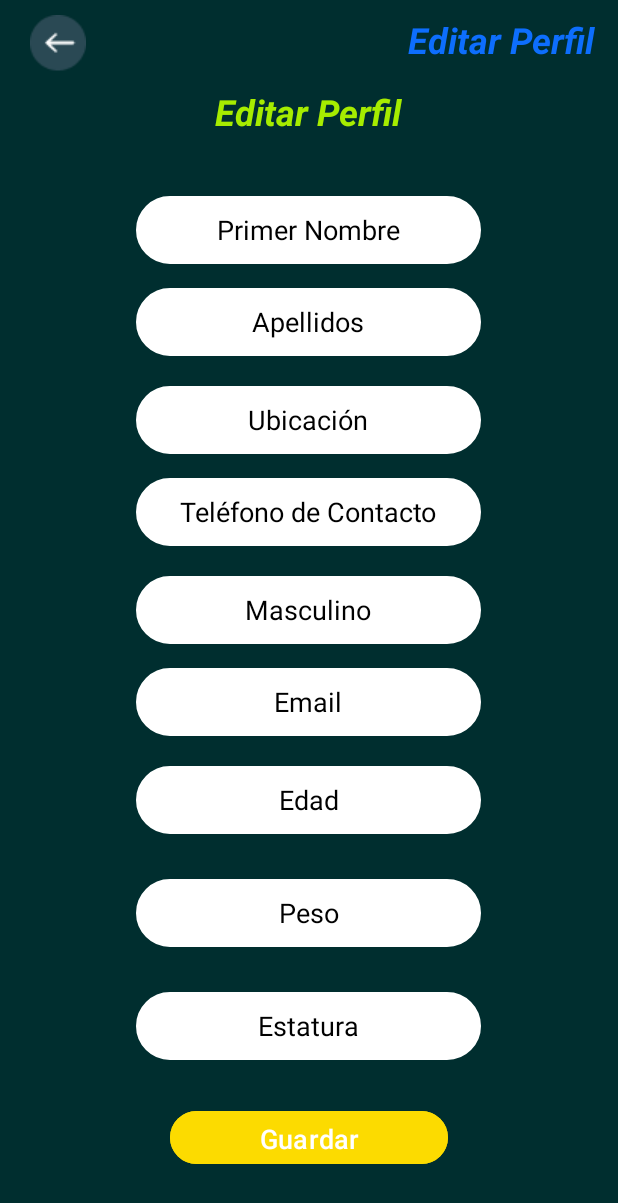
After one commit to JohhanPC/rehapp_front, an Android app: the EditarPerfilPacienteActivity screen opened directly, with no data from a screen before it, on a phone screen of 412 x 824 dp. The commit adds this screen. Shown: the top 1203 px of the screen. Run offline under Robolectric (Android 15) with nearby library versions, the phone set to English and light mode, and no system bars.

Commit message:
creacion xml edit fisio-paciente

```diff
--- /dev/null
+++ b/app/src/main/java/com/example/rehapp_20/EditarPerfilPacienteActivity.kt
@@ -0,0 +1,20 @@
+package com.example.rehapp_20
+
+import android.os.Bundle
+import androidx.activity.enableEdgeToEdge
+import androidx.appcompat.app.AppCompatActivity
+import androidx.core.view.ViewCompat
+import androidx.core.view.WindowInsetsCompat
+
+class EditarPerfilPacienteActivity : AppCompatActivity() {
+    override fun onCreate(savedInstanceState: Bundle?) {
+        super.onCreate(savedInstanceState)
+        enableEdgeToEdge()
+        setContentView(R.layout.activity_editar_perfil_paciente)
+        ViewCompat.setOnApplyWindowInsetsListener(findViewById(R.id.main)) { v, insets ->
+            val systemBars = insets.getInsets(WindowInsetsCompat.Type.systemBars())
+            v.setPadding(systemBars.left, systemBars.top, systemBars.right, systemBars.bottom)
+            insets
+        }
+    }
+}
--- /dev/null
+++ b/app/src/main/res/drawable/borde_text_editar_perfil.xml
@@ -0,0 +1,13 @@
+<?xml version="1.0" encoding="utf-8"?>
+
+<shape xmlns:android="http://schemas.android.com/apk/res/android"
+    xmlns:tools="http://schemas.android.com/tools"
+    android:shape="rectangle"
+    tools:ignore="ExtraText">
+    <corners android:radius="40dp" />
+    <solid android:color="@color/white" />
+    <stroke
+        android:width="5dp"
+        android:color="@color/white" />
+
+</shape>
--- /dev/null
+++ b/app/src/main/res/layout/activity_editar_perfil_paciente.xml
@@ -0,0 +1,205 @@
+<LinearLayout
+    xmlns:android="http://schemas.android.com/apk/res/android"
+    xmlns:app="http://schemas.android.com/apk/res-auto"
+    xmlns:tools="http://schemas.android.com/tools"
+    android:id="@+id/main"
+    android:layout_width="match_parent"
+    android:layout_height="match_parent"
+    android:orientation="vertical"
+    android:background="@color/fondo_editar_perfil_paciente"
+    tools:context=".EditarPerfilPacienteActivity">
+
+    <ScrollView
+        android:layout_width="match_parent"
+        android:layout_height="wrap_content">
+
+        <LinearLayout
+            android:layout_width="match_parent"
+            android:layout_height="wrap_content"
+            android:orientation="vertical">
+
+            <LinearLayout
+                android:id="@+id/Liner1"
+                android:layout_width="match_parent"
+                android:layout_height="wrap_content"
+                android:orientation="horizontal"
+                android:background="@color/fondo_editar_perfil_paciente">
+
+                <ImageView
+                    android:id="@+id/modulo1"
+                    android:layout_width="wrap_content"
+                    android:layout_height="wrap_content"
+                    android:layout_marginStart="10dp"
+                    android:padding="10dp"
+                    android:src="@drawable/retroceder_en_modulo" />
+
+                <Space
+                    android:layout_width="0dp"
+                    android:layout_height="wrap_content"
+                    android:layout_weight="1"/>
+
+                <TextView
+                    android:id="@+id/text"
+                    android:layout_width="wrap_content"
+                    android:layout_height="wrap_content"
+                    android:text="Editar Perfil"
+                    android:textColor="@color/textColorEdadPesoEstatura"
+                    android:textSize="24sp"
+                    android:textStyle="italic|bold"
+                    android:layout_marginTop="10dp"
+                    android:layout_marginRight="15dp"/>
+            </LinearLayout>
+
+
+
+            <TextView
+                android:id="@+id/text_titulo_editar_paciente"
+                android:layout_width="wrap_content"
+                android:layout_height="wrap_content"
+                android:text="Editar Perfil"
+                android:textColor="@color/textColorNombreUsuario"
+                android:textSize="24sp"
+                android:textStyle="italic|bold"
+                android:layout_gravity="center_horizontal"
+
+                android:layout_marginBottom="40dp"/>
+
+            <EditText
+                android:id="@+id/text_nombre_paciente"
+                android:layout_width="230dp"
+                android:layout_height="45dp"
+                android:layout_gravity="center_horizontal"
+                android:background="@drawable/borde_text_editar_perfil"
+                android:hint="Primer Nombre"
+                android:inputType="text"
+                android:textAlignment="center"
+                android:textColor="@color/black"
+                android:textColorHint="@color/black"
+                android:textSize="18sp"
+                android:layout_marginBottom="16dp" />
+
+            <EditText
+                android:id="@+id/tex_apellidos_paciente"
+                android:layout_width="230dp"
+                android:layout_height="45dp"
+                android:layout_gravity="center_horizontal"
+                android:background="@drawable/borde_text_editar_perfil"
+                android:hint="Apellidos"
+                android:inputType="textEmailAddress"
+                android:textAlignment="center"
+                android:textColor="@color/black"
+                android:textColorHint="@color/black"
+                android:textSize="18sp"
+                android:layout_marginBottom="20dp" />
+
+            <EditText
+                android:id="@+id/text_ubicacion_paciente"
+                android:layout_width="230dp"
+                android:layout_height="45dp"
+                android:layout_gravity="center_horizontal"
+                android:background="@drawable/borde_text_editar_perfil"
+                android:hint="Ubicación"
+                android:inputType="textPassword"
+                android:textAlignment="center"
+                android:textColor="@color/black"
+                android:textColorHint="@color/black"
+                android:textSize="18sp"
+                android:layout_marginBottom="16dp" />
+
+            <EditText
+                android:id="@+id/text_telefono_paciente"
+                android:layout_width="230dp"
+                android:layout_height="45dp"
+                android:layout_gravity="center_horizontal"
+                android:background="@drawable/borde_text_editar_perfil"
+                android:hint="Teléfono de Contacto"
+                android:inputType="textPassword"
+                android:textAlignment="center"
+                android:textColor="@color/black"
+                android:textColorHint="@color/black"
+                android:textSize="18sp"
+                android:layout_marginBottom="20dp" />
+
+            <EditText
+                android:id="@+id/text_genero_paciente"
+                android:layout_width="230dp"
+                android:layout_height="45dp"
+                android:layout_gravity="center_horizontal"
+                android:background="@drawable/borde_text_editar_perfil"
+                android:hint="Masculino"
+                android:inputType="number"
+                android:textAlignment="center"
+                android:textColor="@color/black"
+                android:textColorHint="@color/black"
+                android:textSize="18sp"
+                android:layout_marginBottom="16dp" />
+
+            <EditText
+                android:id="@+id/text_correo_paciente"
+                android:layout_width="230dp"
+                android:layout_height="45dp"
+                android:layout_gravity="center_horizontal"
+                android:background="@drawable/borde_text_editar_perfil"
+                android:hint="Email"
+                android:inputType="number"
+                android:textAlignment="center"
+                android:textColor="@color/black"
+                android:textColorHint="@color/black"
+                android:textSize="18sp"
+                android:layout_marginBottom="20dp" />
+
+            <EditText
+                android:id="@+id/text_edad_paciente"
+                android:layout_width="230dp"
+                android:layout_height="45dp"
+                android:layout_gravity="center_horizontal"
+                android:background="@drawable/borde_text_editar_perfil"
+                android:hint="Edad"
+                android:inputType="phone"
+                android:textAlignment="center"
+                android:textColor="@color/black"
+                android:textColorHint="@color/black"
+                android:textSize="18sp"
+                android:layout_marginBottom="30dp" />
+
+            <EditText
+                android:id="@+id/text_peso_paciente"
+                android:layout_width="230dp"
+                android:layout_height="45dp"
+                android:layout_gravity="center_horizontal"
+                android:background="@drawable/borde_text_editar_perfil"
+                android:hint="Peso"
+                android:inputType="phone"
+                android:textAlignment="center"
+                android:textColor="@color/black"
+                android:textColorHint="@color/black"
+                android:textSize="18sp"
+                android:layout_marginBottom="30dp" />
+            <EditText
+                android:id="@+id/text_EditarEstatura"
+                android:layout_width="230dp"
+                android:layout_height="45dp"
+                android:layout_gravity="center_horizontal"
+                android:background="@drawable/borde_text_editar_perfil"
+                android:hint="Estatura"
+                android:inputType="phone"
+                android:textAlignment="center"
+                android:textColor="@color/black"
+                android:textColorHint="@color/black"
+                android:textSize="18sp"
+                android:layout_marginBottom="30dp" />
+
+            <Button
+                android:id="@+id/ButtonEditarPaciente"
+                android:layout_width="185dp"
+                android:layout_height="43dp"
+                android:layout_gravity="center"
+                android:layout_marginBottom="16dp"
+                android:textSize="18sp"
+                android:text="Guardar"
+                android:textColor="@color/white"
+                android:backgroundTint="@color/botones_amarillos_inicio_sesion" />
+
+        </LinearLayout>
+    </ScrollView>
+</LinearLayout>
--- a/app/src/main/res/values/colors.xml
+++ b/app/src/main/res/values/colors.xml
@@ -1,5 +1,8 @@
 <?xml version="1.0" encoding="utf-8"?>
 <resources>
+    <color name="fondo_editar_fisio">#16A3A7</color>
+    <color name="botonGuardarEditarFisio">#254760</color>
+    <color name="fondo_editar_perfil_paciente">#002E2F</color>
     <color name="black">#FF000000</color>
     <color name="white">#FFFFFFFF</color>
     <color name="azulModulo1.2">#2A4954</color>
```
Also changed, not shown: app/src/main/AndroidManifest.xml (+8 -3 lines), app/src/main/java/com/example/rehapp_20/EditPerfilFisioActivity.kt (added, +20 -0 lines), app/src/main/res/layout/activity_edit_perfil_fisio.xml (added, +221 -0 lines).
